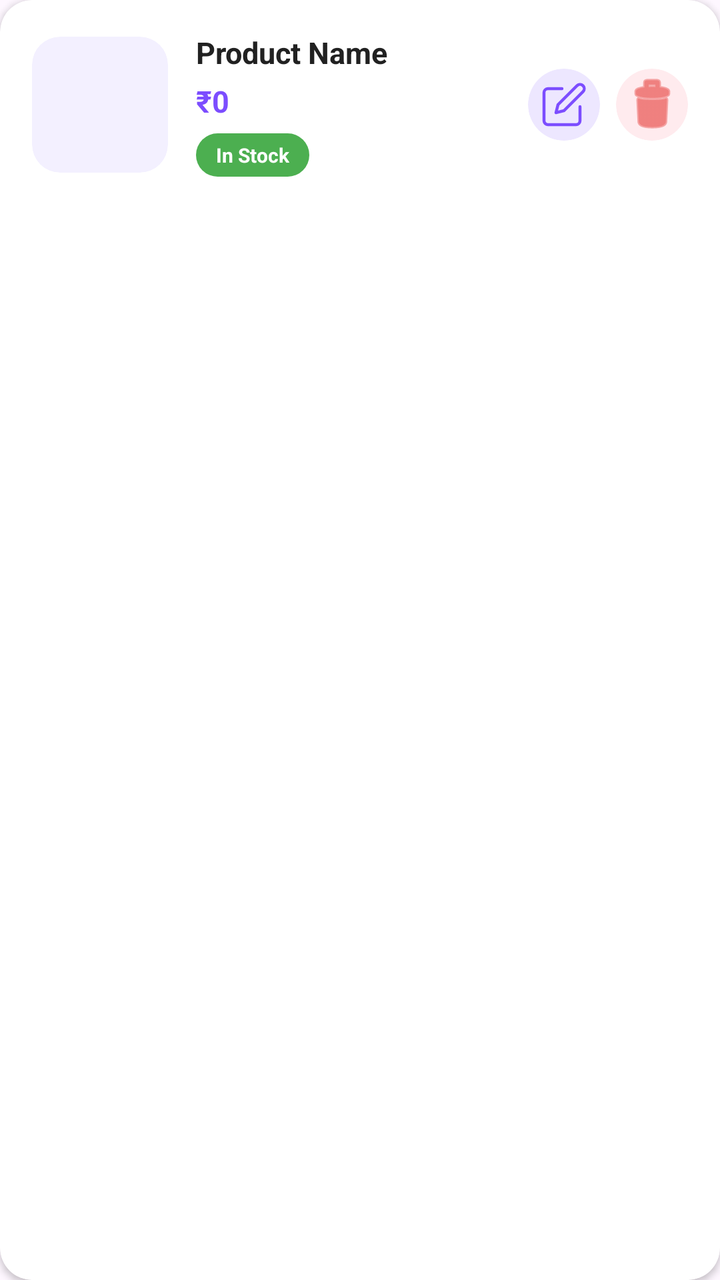
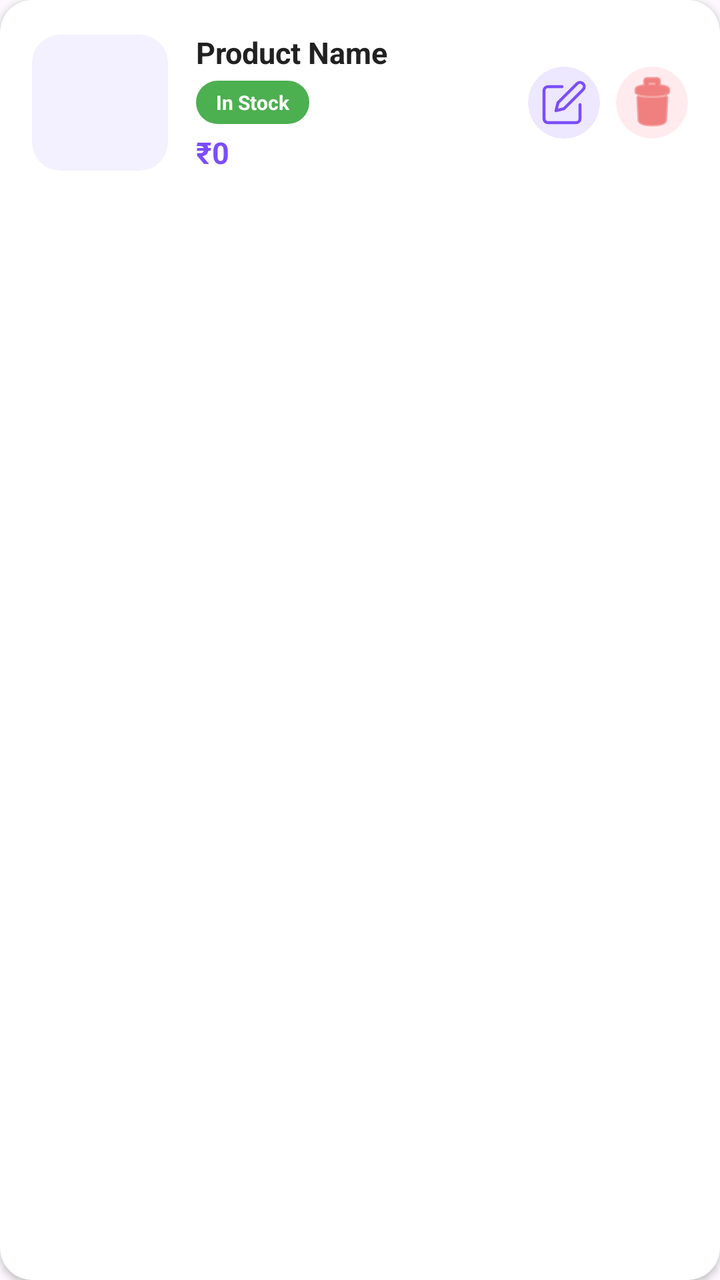

Screens rendered from an Android XML layout before and after an edit, with the pre-edit source and the edit as a unified diff.
<!-- AndroidManifest.xml: application theme Theme.Androidhack -->
<!-- res/layout/item_admin_product.xml -->
<?xml version="1.0" encoding="utf-8"?>
<androidx.cardview.widget.CardView xmlns:android="http://schemas.android.com/apk/res/android"
    xmlns:app="http://schemas.android.com/apk/res-auto"
    android:layout_width="match_parent"
    android:layout_height="wrap_content"
    android:layout_marginHorizontal="12dp"
    android:layout_marginVertical="6dp"
    app:cardCornerRadius="16dp"
    app:cardElevation="2dp"
    app:cardBackgroundColor="#FFFFFF"
    android:foreground="?attr/selectableItemBackground"
    android:clickable="true"
    android:focusable="true">

    <androidx.constraintlayout.widget.ConstraintLayout
        android:layout_width="match_parent"
        android:layout_height="wrap_content"
        android:padding="16dp">

        
        <androidx.cardview.widget.CardView
            android:id="@+id/cvAdminProductImage"
            android:layout_width="68dp"
            android:layout_height="68dp"
            app:cardCornerRadius="14dp"
            app:cardElevation="0dp"
            app:cardBackgroundColor="#F3F0FF"
            app:layout_constraintStart_toStartOf="parent"
            app:layout_constraintTop_toTopOf="parent"
            app:layout_constraintBottom_toBottomOf="parent">
            <ImageView
                android:id="@+id/ivAdminProductImage"
                android:layout_width="match_parent"
                android:layout_height="match_parent"
                android:scaleType="centerCrop" />
        </androidx.cardview.widget.CardView>

        
        <LinearLayout
            android:layout_width="0dp"
            android:layout_height="wrap_content"
            android:orientation="vertical"
            android:layout_marginStart="14dp"
            android:layout_marginEnd="8dp"
            app:layout_constraintStart_toEndOf="@id/cvAdminProductImage"
            app:layout_constraintTop_toTopOf="parent"
            app:layout_constraintBottom_toBottomOf="parent"
            app:layout_constraintEnd_toStartOf="@id/llActions">

            <TextView
                android:id="@+id/tvAdminProductName"
                android:layout_width="match_parent"
                android:layout_height="wrap_content"
                android:text="Product Name"
                android:textColor="#212121"
                android:textSize="15sp"
                android:textStyle="bold"
                android:maxLines="1"
                android:ellipsize="end" />

            <TextView
                android:id="@+id/tvAdminProductPrice"
                android:layout_width="wrap_content"
                android:layout_height="wrap_content"
                android:text="₹0"
                android:textColor="#7C4DFF"
                android:textSize="15sp"
                android:textStyle="bold"
                android:layout_marginTop="4dp" />

            <TextView
                android:id="@+id/tvStockStatus"
                android:layout_width="wrap_content"
                android:layout_height="wrap_content"
                android:text="In Stock"
                android:textColor="#FFFFFF"
                android:textSize="10sp"
                android:textStyle="bold"
                android:background="@drawable/bg_chip_active"
                android:backgroundTint="#4CAF50"
                android:paddingHorizontal="10dp"
                android:paddingVertical="4dp"
                android:layout_marginTop="6dp" />
        </LinearLayout>

        
        <LinearLayout
            android:id="@+id/llActions"
            android:layout_width="wrap_content"
            android:layout_height="wrap_content"
            android:orientation="horizontal"
            android:gravity="center_vertical"
            app:layout_constraintEnd_toEndOf="parent"
            app:layout_constraintTop_toTopOf="parent"
            app:layout_constraintBottom_toBottomOf="parent">

            
            <androidx.cardview.widget.CardView
                android:layout_width="36dp"
                android:layout_height="36dp"
                app:cardCornerRadius="18dp"
                app:cardElevation="0dp"
                app:cardBackgroundColor="#EDE7FF"
                android:layout_marginEnd="8dp">
                <ImageView
                    android:id="@+id/ivEditProduct"
                    android:layout_width="match_parent"
                    android:layout_height="match_parent"
                    android:src="@drawable/ic_edit"
                    app:tint="#7C4DFF"
                    android:scaleType="center"
                    android:padding="8dp"
                    android:background="?attr/selectableItemBackgroundBorderless"
                    android:clickable="true"
                    android:focusable="true" />
            </androidx.cardview.widget.CardView>

            
            <androidx.cardview.widget.CardView
                android:layout_width="36dp"
                android:layout_height="36dp"
                app:cardCornerRadius="18dp"
                app:cardElevation="0dp"
                app:cardBackgroundColor="#FFEBEE">
                <ImageView
                    android:id="@+id/ivDeleteProduct"
                    android:layout_width="match_parent"
                    android:layout_height="match_parent"
                    android:src="@android:drawable/ic_menu_delete"
                    android:tint="#E53935"
                    android:scaleType="center"
                    android:padding="8dp"
                    android:background="?attr/selectableItemBackgroundBorderless"
                    android:clickable="true"
                    android:focusable="true" />
            </androidx.cardview.widget.CardView>

        </LinearLayout>

    </androidx.constraintlayout.widget.ConstraintLayout>
</androidx.cardview.widget.CardView>
<!-- resources referenced by this layout -->
<resources>
  <!-- drawable bg_chip_active (drawable) -->
  <?xml version="1.0" encoding="utf-8"?>
  <shape xmlns:android="http://schemas.android.com/apk/res/android"
      android:shape="rectangle">
      <gradient
          android:angle="135"
          android:startColor="#7C4DFF"
          android:endColor="#9C6FFF"
          android:type="linear" />
      <corners android:radius="20dp" />
  </shape>
  <!-- drawable ic_edit (drawable) -->
  <vector xmlns:android="http://schemas.android.com/apk/res/android" android:width="24dp" android:height="24dp" android:viewportWidth="24" android:viewportHeight="24">
    <path android:fillColor="#00000000" android:strokeColor="#000" android:strokeWidth="1.5" android:strokeLineCap="round" android:strokeLineJoin="round" android:pathData="M11,4H4a2,2 0,0 0,-2 2v14a2,2 0,0 0,2 2h14a2,2 0,0 0,2 -2v-7" />
    <path android:fillColor="#00000000" android:strokeColor="#000" android:strokeWidth="1.5" android:strokeLineCap="round" android:strokeLineJoin="round" android:pathData="M18.5,2.5a2.121,2.121 0,0 1,3 3L12,15l-4,1 1,-4 9.5,-9.5z" />
  </vector>
  <style name="Theme.Androidhack" parent="Base.Theme.Androidhack" />
  <style name="Base.Theme.Androidhack" parent="Theme.Material3.DayNight.NoActionBar">
          <item name="colorPrimary">#7C4DFF</item>
          <item name="colorOnPrimary">#FFFFFF</item>
          <item name="colorSecondaryContainer">#F0EBFF</item>
          <item name="colorOnSecondaryContainer">#7C4DFF</item>
      </style>
</resources>

<!-- the commit's change to res/layout/item_admin_product.xml (unified diff, before → after) -->
@@ -59,16 +59,6 @@
                 android:ellipsize="end" />
 
             <TextView
-                android:id="@+id/tvAdminProductPrice"
-                android:layout_width="wrap_content"
-                android:layout_height="wrap_content"
-                android:text="₹0"
-                android:textColor="#7C4DFF"
-                android:textSize="15sp"
-                android:textStyle="bold"
-                android:layout_marginTop="4dp" />
-
-            <TextView
                 android:id="@+id/tvStockStatus"
                 android:layout_width="wrap_content"
                 android:layout_height="wrap_content"
@@ -80,7 +70,17 @@
                 android:backgroundTint="#4CAF50"
                 android:paddingHorizontal="10dp"
                 android:paddingVertical="4dp"
-                android:layout_marginTop="6dp" />
+                android:layout_marginTop="4dp" />
+
+            <TextView
+                android:id="@+id/tvAdminProductPrice"
+                android:layout_width="wrap_content"
+                android:layout_height="wrap_content"
+                android:text="₹0"
+                android:textColor="#7C4DFF"
+                android:textSize="15sp"
+                android:textStyle="bold"
+                android:layout_marginTop="4dp" />
         </LinearLayout>
 
         
